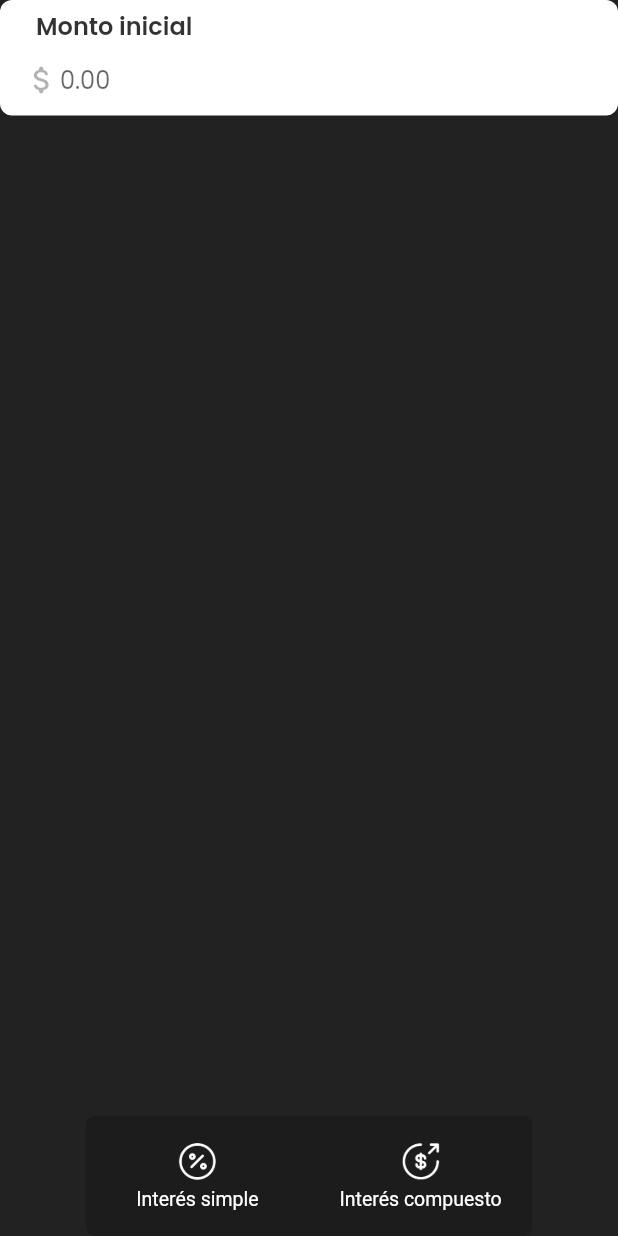
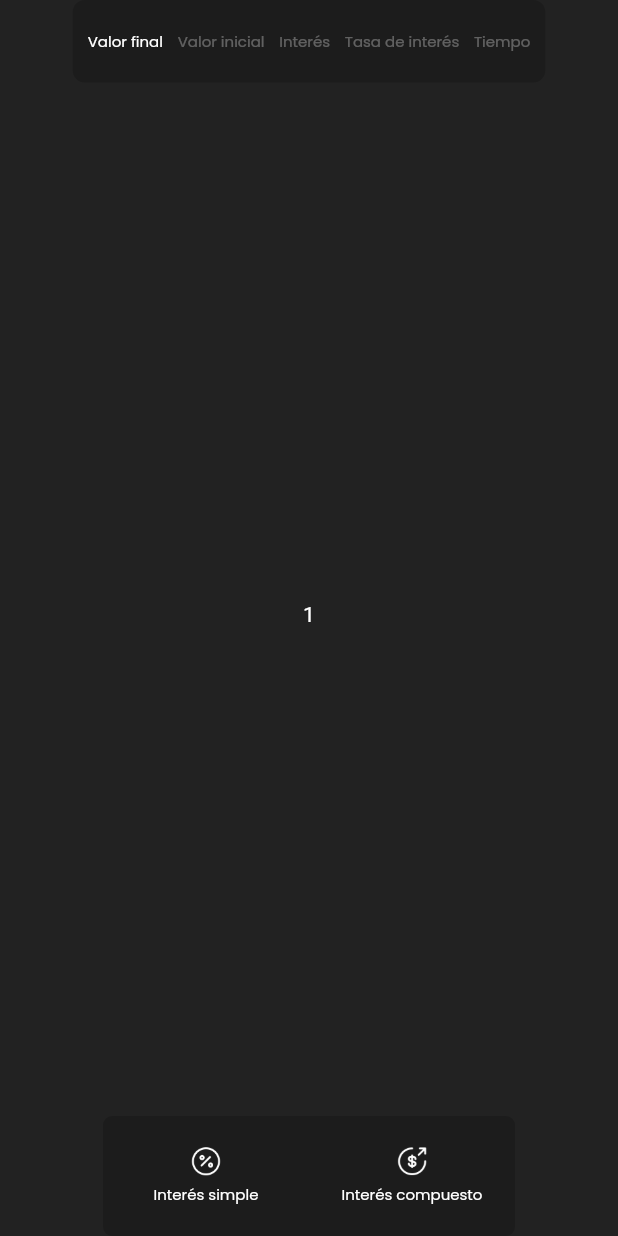
Before and after one commit to Ricarsur/Calculadora_IE, a Flutter app: the screen it shows after launch, on a phone screen of 412 x 824 dp. Run offline on Flutter 3.47's test engine with Material 2 defaults, Android fonts, the phone set to English and light mode, and no system bars; our stand-ins replace google_fonts.

Commit message:
Page structure definition

```diff
--- a/calculadora/lib/interface/pages/home_page.dart
+++ b/calculadora/lib/interface/pages/home_page.dart
@@ -1,4 +1,6 @@
+import 'package:calculadora/interface/widgets/top_menu_widget.dart';
 import 'package:flutter/material.dart';
+import 'package:google_fonts/google_fonts.dart';
 
 import '../../constants/color.dart';
 import '../widgets/bottom_menu_widget.dart';
@@ -12,28 +14,87 @@ class HomePage extends StatefulWidget {
 }
 
 class _HomePageState extends State<HomePage> {
+  final PageController _pageController = PageController();
   @override
   Widget build(BuildContext context) {
     var sizeWidth = MediaQuery.sizeOf(context).width;
     return Scaffold(
         bottomNavigationBar: Padding(
-          padding: EdgeInsets.symmetric(horizontal: sizeWidth / 7.2),
-          child: const BottomMenuWidget(),
+          padding: EdgeInsets.symmetric(horizontal: sizeWidth / 6),
+          child: BottomMenuWidget(
+            onPageChanged: (index) {
+              _pageController.jumpToPage(index);
+            },
+          ),
         ),
         backgroundColor: AppColor.background,
         body: SafeArea(
-          child: Column(
+            child: PageView(
+          controller: _pageController,
+          children: [
+            const PageInteresSimple(),
+            Center(
+              child: Text('Interes compuesto',
+                  style: TextStyle(color: AppColor.white)),
+            )
+          ],
+        )));
+  }
+}
+
+class PageInteresSimple extends StatefulWidget {
+  const PageInteresSimple({
+    super.key,
+  });
+
+  @override
+  State<PageInteresSimple> createState() => _PageInteresSimpleState();
+}
+
+class _PageInteresSimpleState extends State<PageInteresSimple> {
+  final PageController _subPageController = PageController();
+  @override
+  Widget build(BuildContext context) {
+    return Column(
+      children: [
+        TopMenuWidget(
+          onPageChanged: (index) {
+            _subPageController.jumpToPage(index);
+          },
+        ),
+        const SizedBox(height: 20),
+        Expanded(
+          child: PageView(
+            controller: _subPageController,
             children: [
-              TextFieldWidget(
-                text: 'Monto inicial',
-                prefixIcon: Icon(
-                  Icons.attach_money_rounded,
-                  color: Colors.black.withOpacity(0.3),
-                ),
-                hintText: '0.00',
+              Center(
+                child: Text('1', style: TextStyle(color: AppColor.white)),
+              ),
+              Center(
+                child: Text('2', style: TextStyle(color: AppColor.white)),
+              ),
+              Center(
+                child: Text('3', style: TextStyle(color: AppColor.white)),
+              ),
+              Center(
+                child: Text('4', style: TextStyle(color: AppColor.white)),
+              ),
+              Center(
+                child: Text('5', style: TextStyle(color: AppColor.white)),
               ),
             ],
           ),
-        ));
+        )
+        /* TextFieldWidget(
+          text: 'Monto inicial',
+          width: 150,
+          prefixIcon: Icon(
+            Icons.attach_money_rounded,
+            color: Colors.white.withOpacity(0.3),
+          ),
+          hintText: '0.00',
+        ), */
+      ],
+    );
   }
 }
--- a/calculadora/lib/interface/widgets/bottom_menu_widget.dart
+++ b/calculadora/lib/interface/widgets/bottom_menu_widget.dart
@@ -1,9 +1,11 @@
 import 'package:flutter/material.dart';
+import 'package:google_fonts/google_fonts.dart';
 
 import '../../constants/color.dart';
 
 class BottomMenuWidget extends StatefulWidget {
-  const BottomMenuWidget({super.key});
+  final Function(int) onPageChanged;
+  const BottomMenuWidget({super.key, required this.onPageChanged});
 
   @override
   State<BottomMenuWidget> createState() => _BottomMenuWidgetState();
@@ -22,11 +24,11 @@ class _BottomMenuWidgetState extends State<BottomMenuWidget> {
         children: [
           iconButtonMenu('Interés simple', 'assets/icons/interes-simple.png',
               () {
-            print('boton 1');
+            widget.onPageChanged(0);
           }),
           iconButtonMenu(
               'Interés compuesto', 'assets/icons/interes-compuesto.png', () {
-            print('boton 2');
+            widget.onPageChanged(1);
           }),
         ],
       ),
@@ -38,6 +40,8 @@ class _BottomMenuWidgetState extends State<BottomMenuWidget> {
     return Expanded(
       child: GestureDetector(
         onTap: voidCallback,
+        child: Container(
+          color: Colors.transparent,
           child: Column(
             mainAxisAlignment: MainAxisAlignment.center,
             crossAxisAlignment: CrossAxisAlignment.center,
@@ -45,15 +49,16 @@ class _BottomMenuWidgetState extends State<BottomMenuWidget> {
               Image.asset(
                 image,
                 color: AppColor.white,
-              width: 26,
+                width: 20,
                 fit: BoxFit.cover,
               ),
               const SizedBox(height: 5),
               Text(
                 text,
-              style: TextStyle(color: AppColor.white, fontSize: 13),
+                style: GoogleFonts.poppins(color: AppColor.white, fontSize: 10),
               )
             ],
+          ),
         ),
       ),
     );
--- a/calculadora/lib/interface/widgets/textfield_widget.dart
+++ b/calculadora/lib/interface/widgets/textfield_widget.dart
@@ -3,7 +3,14 @@ import 'package:google_fonts/google_fonts.dart';
 
 import '../../constants/color.dart';
 
+enum TextfieldType {
+  money,
+  number,
+  date,
+}
+
 class TextFieldWidget extends StatefulWidget {
+  final TextfieldType? textfieldType;
   final Icon? prefixIcon;
   final Icon? suffixIcon;
   final String? hintText;
@@ -15,13 +22,20 @@ class TextFieldWidget extends StatefulWidget {
       this.suffixIcon,
       required this.text,
       this.hintText,
-      this.width});
+      this.width,
+      this.textfieldType});
 
   @override
   State<TextFieldWidget> createState() => _TextFieldWidgetState();
 }
 
 class _TextFieldWidgetState extends State<TextFieldWidget> {
+  @override
+  void initState() {
+    // TODO: implement initState
+    super.initState();
+  }
+
   @override
   Widget build(BuildContext context) {
     return DefaultTextStyle(
@@ -30,7 +44,7 @@ class _TextFieldWidgetState extends State<TextFieldWidget> {
         width: widget.width ?? double.infinity,
         padding: const EdgeInsets.only(left: 16, right: 16, top: 5),
         decoration: BoxDecoration(
-          color: AppColor.white,
+          color: AppColor.primary,
           borderRadius: BorderRadius.circular(8),
         ),
         child: Column(
@@ -40,20 +54,21 @@ class _TextFieldWidgetState extends State<TextFieldWidget> {
               padding: EdgeInsets.only(left: widget.prefixIcon == null ? 0 : 8),
               child: Text(widget.text,
                   style: TextStyle(
-                      fontSize: 16,
-                      color: AppColor.black.withOpacity(0.8),
-                      fontWeight: FontWeight.w600)),
+                      fontSize: 14,
+                      color: AppColor.white.withOpacity(0.8),
+                      fontWeight: FontWeight.w500)),
             ),
             Row(
               children: [
                 widget.prefixIcon ?? Container(),
                 Expanded(
                   child: TextField(
-                    style: GoogleFonts.poppins(),
+                    style: GoogleFonts.poppins(color: AppColor.white),
                     decoration: InputDecoration(
                         border: InputBorder.none,
                         hintText: widget.hintText,
-                        hintStyle: GoogleFonts.poppins()),
+                        hintStyle: GoogleFonts.poppins(
+                            color: AppColor.white.withOpacity(0.3))),
                   ),
                 ),
                 widget.suffixIcon ?? Container(),
--- a/calculadora/lib/interface/widgets/top_menu_widget.dart
+++ b/calculadora/lib/interface/widgets/top_menu_widget.dart
@@ -1,23 +1,65 @@
 import 'package:flutter/material.dart';
+import 'package:google_fonts/google_fonts.dart';
 
 import '../../constants/color.dart';
 
 class TopMenuWidget extends StatefulWidget {
-  const TopMenuWidget({super.key});
+  final Function(int) onPageChanged;
+  const TopMenuWidget({super.key, required this.onPageChanged});
 
   @override
   State<TopMenuWidget> createState() => _TopMenuWidgetState();
 }
 
 class _TopMenuWidgetState extends State<TopMenuWidget> {
+  int _index = 0;
   @override
   Widget build(BuildContext context) {
+    var sizeWidth = MediaQuery.sizeOf(context).width;
     return Container(
+      margin: EdgeInsets.symmetric(horizontal: sizeWidth / 8.5),
+      padding: const EdgeInsets.symmetric(horizontal: 10),
       height: 55,
       decoration: BoxDecoration(
         color: AppColor.primary,
         borderRadius: BorderRadius.circular(8),
       ),
+      child: Row(
+        mainAxisAlignment: MainAxisAlignment.spaceBetween,
+        children: [
+          itemTextMenu('Valor final', () {
+            widget.onPageChanged(0);
+          }, _index == 0 ? AppColor.white : AppColor.white.withOpacity(0.3), 0),
+          itemTextMenu('Valor inicial', () {
+            widget.onPageChanged(1);
+          }, _index == 1 ? AppColor.white : AppColor.white.withOpacity(0.3), 1),
+          itemTextMenu('Interés', () {
+            widget.onPageChanged(2);
+          }, _index == 2 ? AppColor.white : AppColor.white.withOpacity(0.3), 2),
+          itemTextMenu('Tasa de interés', () {
+            widget.onPageChanged(3);
+          }, _index == 3 ? AppColor.white : AppColor.white.withOpacity(0.3), 3),
+          itemTextMenu('Tiempo', () {
+            widget.onPageChanged(4);
+          }, _index == 4 ? AppColor.white : AppColor.white.withOpacity(0.3), 4),
+        ],
+      ),
+    );
+  }
+
+  GestureDetector itemTextMenu(
+      String text, VoidCallback voidCallback, Color color, int index) {
+    return GestureDetector(
+      onTap: () {
+        voidCallback();
+        setState(() {
+          _index = index;
+        });
+      },
+      child: Text(
+        text,
+        style: GoogleFonts.poppins(color: color, fontSize: 10),
+      ),
     );
   }
 }
```
Lines whose indentation alone changed are shown as unchanged.
